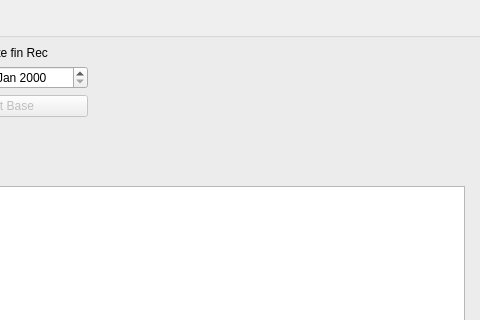
Old version of the form new_ui/UI_baseDialog.ui in the repository jmgagniere/WesLC; both pictures show x 266 to 746 and y 0 to 320 of the 1046 by 445 pixel window.
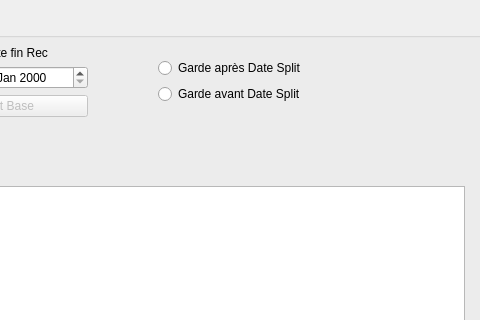
New version of the form.

Commit message: Ajout de la fonction SplitBase

Diff of the .ui file:
```diff
--- a/new_ui/UI_baseDialog.ui
+++ b/new_ui/UI_baseDialog.ui
@@ -274,6 +274,32 @@
      </rect>
     </property>
    </widget>
+   <widget class="QRadioButton" name="rb_garde_apres_date_split">
+    <property name="geometry">
+     <rect>
+      <x>400</x>
+      <y>40</y>
+      <width>165</width>
+      <height>20</height>
+     </rect>
+    </property>
+    <property name="text">
+     <string>Garde après Date Split</string>
+    </property>
+   </widget>
+   <widget class="QRadioButton" name="rb_garde_avant_date_split">
+    <property name="geometry">
+     <rect>
+      <x>400</x>
+      <y>66</y>
+      <width>165</width>
+      <height>20</height>
+     </rect>
+    </property>
+    <property name="text">
+     <string>Garde avant Date Split</string>
+    </property>
+   </widget>
   </widget>
  </widget>
  <resources/>
```
The commit also changes 3 other files.
